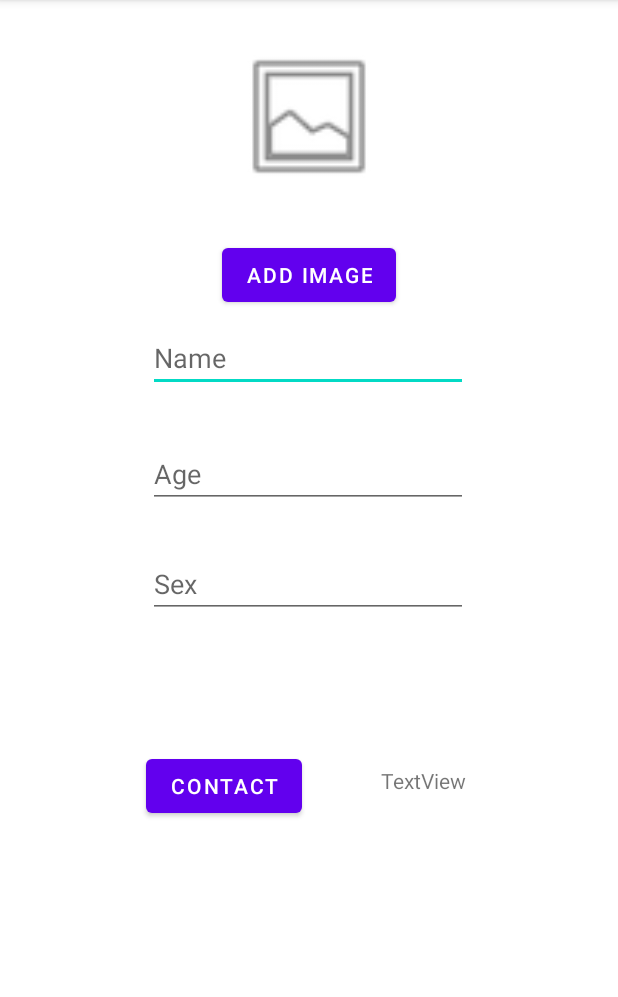
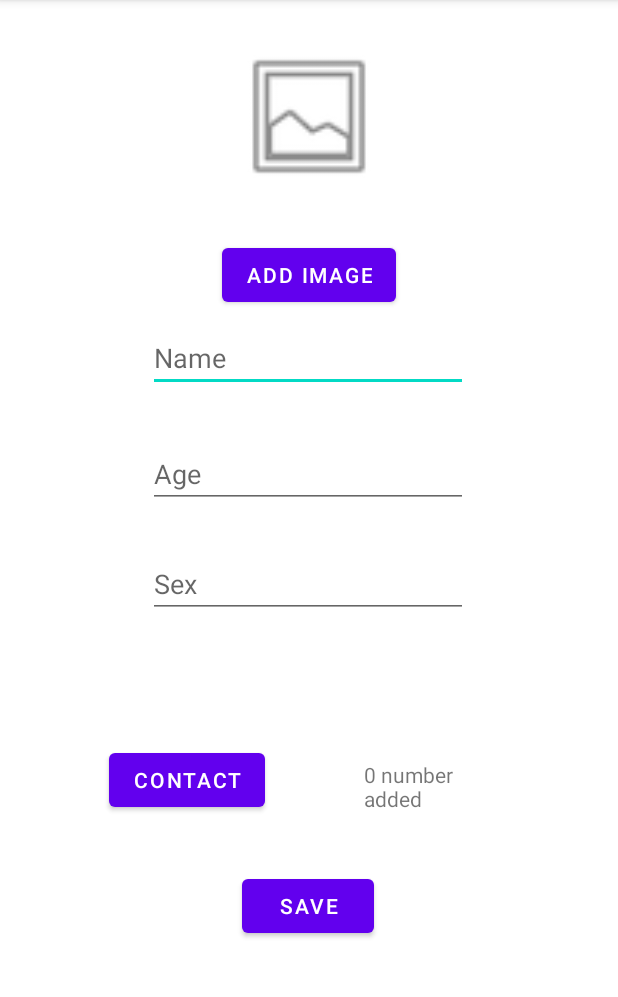
Before and after one commit to Kokonodray2001/LoginActivity-Android-, an Android app: the MainActivity2 screen opened directly, with no data from a screen before it, on a phone screen of 412 x 824 dp, the part 84-1081 px from its top. Run offline under Robolectric (Android 15) with nearby library versions, the phone set to English and light mode, and no system bars; our stand-ins replace Firebase (no records; nobody signed in at launch, a user with empty details on screens opened directly); 1 statement that could not run was skipped.

Commit message:
2nd update

```diff
--- a/app/build.gradle
+++ b/app/build.gradle
@@ -36,6 +36,7 @@ dependencies {
     implementation 'androidx.constraintlayout:constraintlayout:2.1.4'
     implementation 'com.google.firebase:firebase-auth:21.0.5'
     implementation 'com.google.firebase:firebase-firestore:24.2.2'
+    implementation 'com.google.firebase:firebase-storage:20.0.2'
     testImplementation 'junit:junit:4.+'
     androidTestImplementation 'androidx.test.ext:junit:1.1.3'
     androidTestImplementation 'androidx.test.espresso:espresso-core:3.4.0'
--- a/app/src/main/java/com/example/loginactivityfirebase/MainActivity2.java
+++ b/app/src/main/java/com/example/loginactivityfirebase/MainActivity2.java
@@ -1,5 +1,8 @@
 package com.example.loginactivityfirebase;
 
+
+
+import androidx.annotation.NonNull;
 import androidx.annotation.Nullable;
 import androidx.appcompat.app.AppCompatActivity;
 import androidx.core.app.ActivityCompat;
@@ -7,6 +10,7 @@ import androidx.core.content.ContextCompat;
 
 import android.Manifest;
 import android.app.Activity;
+import android.content.ContentResolver;
 import android.content.Intent;
 import android.content.pm.PackageManager;
 import android.database.Cursor;
@@ -16,22 +20,45 @@ import android.os.Bundle;
 import android.provider.ContactsContract;
 import android.util.Log;
 import android.view.View;
+import android.webkit.MimeTypeMap;
 import android.widget.Button;
+import android.widget.EditText;
 import android.widget.ImageView;
 import android.widget.TextView;
 import android.widget.Toast;
 
+import com.google.android.gms.tasks.OnCompleteListener;
+import com.google.android.gms.tasks.Task;
+import com.google.firebase.auth.FirebaseAuth;
+import com.google.firebase.firestore.FirebaseFirestore;
+import com.google.firebase.storage.FirebaseStorage;
+import com.google.firebase.storage.StorageReference;
+import com.google.firebase.storage.UploadTask;
+
+import java.util.ArrayList;
 import java.util.HashMap;
+import java.util.List;
+import java.util.Map;
+import java.util.UUID;
 
 public class MainActivity2 extends AppCompatActivity {
     private static final int REQUEST_CONTACT = 1;
     private static final int REQUEST_READ_CONTACTS_PERMISSION = 0;
     private static final int SELECT_PICTURE = 200;
+    private FirebaseFirestore firebaseFirestore ;
+    private FirebaseAuth firebaseAuth;
+    private StorageReference storageRef;
+
     private Button contact_btn  ;
     private TextView count_text;
-    private Button addImage_btn;
     private ImageView profile_img;
+    private EditText text_name;
+    private EditText text_age;
+    private TextView text_contactCounter;
+    private EditText text_sex;
+    private List<String> contacts;
     static  int count =0;
+    private Uri uri;
 
     private HashMap<String,String>map;
     @Override
@@ -41,14 +68,23 @@ public class MainActivity2 extends AppCompatActivity {
         setContentView(R.layout.activity_main2);
         requestContactsPermission();
 
+        Button addImage_btn = findViewById(R.id.btn_addImage);
+        Button saveDetails_btn = findViewById(R.id.btn_saveDetails);
+
+        firebaseFirestore  =  FirebaseFirestore.getInstance();
+        firebaseAuth =  FirebaseAuth.getInstance();
+        storageRef = FirebaseStorage.getInstance().getReference("profilePicUploads");
+
         contact_btn =  findViewById(R.id.btn_Contact);
         count_text =  findViewById(R.id.Contact_counter_text);
-        addImage_btn = findViewById(R.id.btn_addImage);
         profile_img =  findViewById(R.id.profile_pic);
-
+        text_name =   findViewById(R.id.Name_text);
+        text_age =  findViewById(R.id.Age_text);
+        text_sex = findViewById(R.id.Sex_text);
+        text_contactCounter  = findViewById(R.id.Contact_counter_text);
+        contacts =  new ArrayList<>();
         final Intent pickContact = new Intent(Intent.ACTION_PICK, ContactsContract.Contacts.CONTENT_URI);
         updateButton(hasContactsPermission());
-
         map =  new HashMap<String,String>();
         Uri uri =  ContactsContract.CommonDataKinds.Phone.CONTENT_URI;
         Cursor cursor =  getContentResolver().query(uri,null,null,null,null);
@@ -67,21 +103,85 @@ public class MainActivity2 extends AppCompatActivity {
 
         }
         //--------------------------------------------------------------------------------
-        contact_btn.setOnClickListener(new View.OnClickListener() {
+        contact_btn.setOnClickListener(view -> startActivityForResult(pickContact,REQUEST_CONTACT));
+        //---------------------------------------------------------------------------------
+        addImage_btn.setOnClickListener(view -> imageChooser());
+        //------------------------------------------------------------------------------------
+        saveDetails_btn.setOnClickListener(view -> {
+            saveDetails();
+        });
+    }
+
+    private void saveDetails() {
+        String name =  text_name.getText().toString().trim();
+        String age =   text_age.getText().toString().trim();
+        String sex =   text_sex.getText().toString().trim();
+        String imgPath ="";
+        String imgUrl = "";
+        if(name.length() == 0){
+            text_name.setError("This can't be empty");
+            return;
+        }
+        if(sex.length() != 1 ){
+            text_sex.setError("enter M or F");
+            return;
+        }
+        else if(sex.charAt(0) !='M' && sex.charAt(0) !='F'){
+            text_sex.setError("enter M or F");
+            return;
+        }
+        try {
+            int a = Integer.parseInt(age);
+        }catch (Exception e){
+            text_age.setError("enter an integer");
+            return;
+        }
+        if(contacts.size()==0){
+            text_contactCounter.setError("minimum 1 number needed");
+            return;
+        }
+
+
+
+        String UID =  firebaseAuth.getUid().toString();
+        //Log.d("UID", "saveDetails: "+UID);
+        Map<String,Object> map =  new HashMap<>();
+        storageRef.child("images/" + UUID.randomUUID().toString());
+        if(uri !=null){
+            StorageReference fileRef = storageRef.child(firebaseAuth.getUid().toString()).child(firebaseAuth.getUid().toString()+"."+getFileExt());
+            fileRef.putFile(uri).addOnCompleteListener(new OnCompleteListener<UploadTask.TaskSnapshot>() {
+                @Override
+                public void onComplete(@NonNull Task<UploadTask.TaskSnapshot> task) {
+                    if(task.isSuccessful()){
+        //                Toast.makeText(MainActivity2.this,fileRef.getPath().toString(),Toast.LENGTH_SHORT).show();
+                        Log.d("hello",fileRef.getPath().toString());
+                    }
+                }
+            });
+        }
+
+        map.put("Name",name);
+        map.put("Age",age);
+        map.put("Sex",sex);
+        map.put("contacts",contacts);
+
+        firebaseFirestore.collection("User").document(UID).set(map).addOnCompleteListener(new OnCompleteListener<Void>() {
             @Override
-            public void onClick(View view) {
-                startActivityForResult(pickContact,REQUEST_CONTACT);
-            }
-        });
-        //---------------------------------------------------------------------------------
-        addImage_btn.setOnClickListener(new View.OnClickListener() {
-            @Override
-            public void onClick(View view) {
-                imageChooser();
+            public void onComplete(@NonNull Task<Void> task) {
+                if(task.isSuccessful()){
+                    Toast.makeText(MainActivity2.this,"Updated",Toast.LENGTH_SHORT).show();
+                }else{
+                    Toast.makeText(MainActivity2.this,"SomeThing went wrong, Try again",Toast.LENGTH_SHORT).show();
+                }
+
             }
         });
     }
-
+    private String getFileExt(){
+        ContentResolver cr =  getContentResolver();
+        MimeTypeMap mime = MimeTypeMap.getSingleton();
+        return mime.getExtensionFromMimeType(cr.getType(uri));
+    }
     void imageChooser() {
 
         Intent i = new Intent();
@@ -119,6 +219,7 @@ public class MainActivity2 extends AppCompatActivity {
                     String counter = Integer.toString(count);
                     counter = counter + "number added";
                     count_text.setText(counter);
+                    contacts.add(phoneNo);
                     Toast.makeText(this,name+" "+phoneNo+"Added",Toast.LENGTH_SHORT).show();
                 }
 
@@ -128,8 +229,10 @@ public class MainActivity2 extends AppCompatActivity {
 
         if (resultCode == RESULT_OK && requestCode == SELECT_PICTURE) {
                 Uri selectedImageUri = data.getData();
+
                 if (null != selectedImageUri) {
-                    profile_img.setImageURI(selectedImageUri);
+                    uri = selectedImageUri;
+                    profile_img.setImageURI(uri);
                 }
         }
     }
--- a/app/src/main/res/layout/activity_main2.xml
+++ b/app/src/main/res/layout/activity_main2.xml
@@ -49,10 +49,10 @@
         android:id="@+id/btn_Contact"
         android:layout_width="wrap_content"
         android:layout_height="wrap_content"
-        android:layout_marginTop="88dp"
+        android:layout_marginTop="84dp"
         android:text="@string/contact"
         app:layout_constraintEnd_toEndOf="parent"
-        app:layout_constraintHorizontal_bias="0.315"
+        app:layout_constraintHorizontal_bias="0.237"
         app:layout_constraintStart_toStartOf="parent"
         app:layout_constraintTop_toBottomOf="@+id/Sex_text" />
 
@@ -60,11 +60,11 @@
         android:id="@+id/Contact_counter_text"
         android:layout_width="90dp"
         android:layout_height="34dp"
-        android:layout_marginTop="144dp"
+        android:layout_marginTop="140dp"
         android:layout_marginEnd="68dp"
-        android:text="TextView"
+        android:text="@string/_0_number_added"
         app:layout_constraintEnd_toEndOf="parent"
-        app:layout_constraintHorizontal_bias="1.0"
+        app:layout_constraintHorizontal_bias="0.855"
 
         app:layout_constraintStart_toEndOf="@+id/btn_Contact"
         app:layout_constraintTop_toTopOf="@+id/Sex_text" />
@@ -90,4 +90,15 @@
         app:layout_constraintStart_toStartOf="parent"
         app:layout_constraintTop_toBottomOf="@+id/profile_pic" />
 
+    <Button
+        android:id="@+id/btn_saveDetails"
+        android:layout_width="wrap_content"
+        android:layout_height="wrap_content"
+        android:layout_marginTop="168dp"
+        android:text="@string/save"
+        app:layout_constraintEnd_toEndOf="parent"
+        app:layout_constraintHorizontal_bias="0.498"
+        app:layout_constraintStart_toStartOf="parent"
+        app:layout_constraintTop_toBottomOf="@+id/Sex_text" />
+
 </androidx.constraintlayout.widget.ConstraintLayout>
--- a/app/src/main/res/values/strings.xml
+++ b/app/src/main/res/values/strings.xml
@@ -19,4 +19,6 @@
     <string name="contact">Contact</string>
     <string name="add_image">Add Image</string>
     <string name="details">Details</string>
+    <string name="save">Save</string>
+    <string name="_0_number_added">0 number added</string>
 </resources>
--- a/build.gradle
+++ b/build.gradle
@@ -6,7 +6,7 @@ buildscript {
     }
     dependencies {
         classpath "com.android.tools.build:gradle:7.0.4"
-        classpath 'com.google.gms:google-services:4.3.13'
+        classpath 'com.google.gms:google-services:4.3.14'
 
         // NOTE: Do not place your application dependencies here; they belong
         // in the individual module build.gradle files
```
